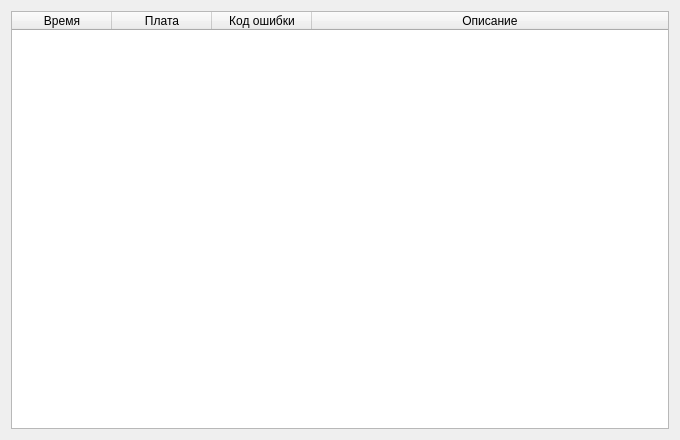
The window that Digitizer by Radium.Khlopin/errorlogwindow.ui (Alligator4ik/Dizitizer) describes before a commit, drawn with Qt 5.
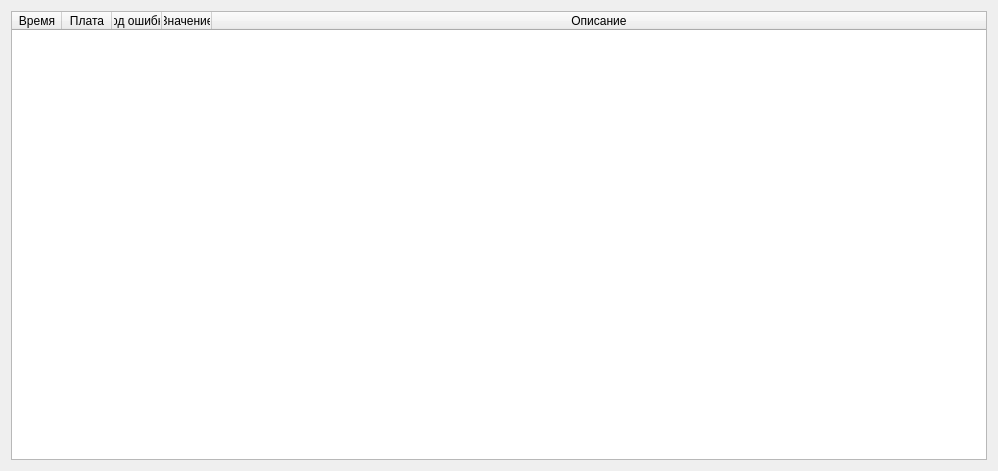
The same window after the commit.

What changed in the file:
```diff
--- a/Digitizer by Radium.Khlopin/errorlogwindow.ui
+++ b/Digitizer by Radium.Khlopin/errorlogwindow.ui
@@ -6,8 +6,8 @@
    <rect>
     <x>0</x>
     <y>0</y>
-    <width>680</width>
-    <height>440</height>
+    <width>998</width>
+    <height>471</height>
    </rect>
   </property>
   <property name="windowTitle">
@@ -28,6 +28,12 @@
      <property name="sortingEnabled">
       <bool>true</bool>
      </property>
+     <attribute name="horizontalHeaderDefaultSectionSize">
+      <number>50</number>
+     </attribute>
+     <attribute name="horizontalHeaderMinimumSectionSize">
+      <number>30</number>
+     </attribute>
      <attribute name="horizontalHeaderShowSortIndicator" stdset="0">
       <bool>true</bool>
      </attribute>
@@ -58,10 +64,21 @@
        <set>AlignCenter</set>
       </property>
      </column>
+     <column>
+      <property name="text">
+       <string>Значение</string>
+      </property>
+      <property name="textAlignment">
+       <set>AlignCenter</set>
+      </property>
+     </column>
      <column>
       <property name="text">
        <string>Описание</string>
       </property>
+      <property name="textAlignment">
+       <set>AlignCenter</set>
+      </property>
      </column>
     </widget>
    </item>
```
